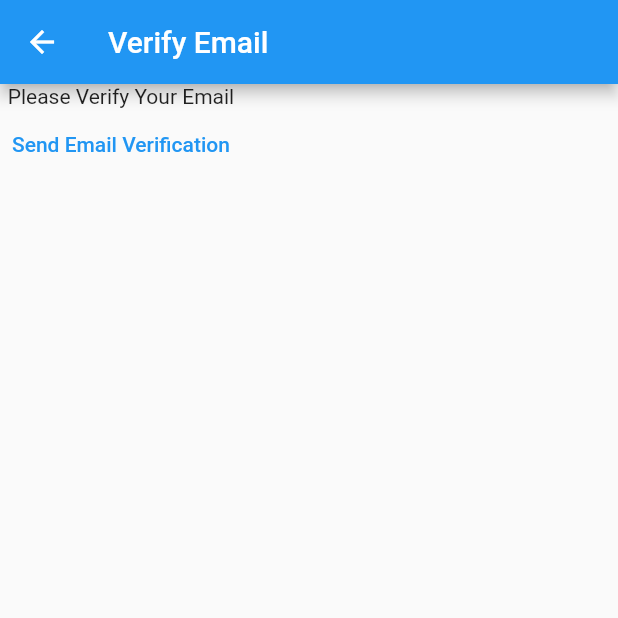
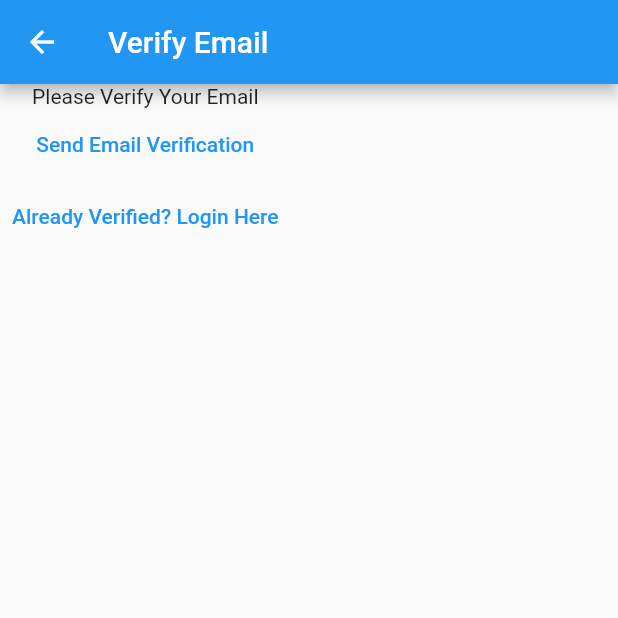
Before and after one commit to fabian-emmanuel/noteefy-flutter-app, a Flutter app: the VerifyEmailView screen opened directly, after a tap on "Send Email Verification", on a phone screen of 412 x 824 dp, the top half of it. Run offline on Flutter 3.47's test engine with Material 2 defaults, Android fonts, the phone set to English and light mode, and no system bars; our stand-ins replace firebase_auth, firebase_core; accounts and stored records are empty; network calls fail.

```diff
--- a/lib/views/home_page.dart
+++ b/lib/views/home_page.dart
@@ -3,6 +3,7 @@
 import 'package:firebase_core/firebase_core.dart';
 import 'package:flutter/material.dart';
 import 'package:noteefy/views/login_view.dart';
+import 'package:noteefy/views/notes_view.dart';
 import 'package:noteefy/views/verify_email_view.dart';
 
 import '../firebase_options.dart';
@@ -21,14 +22,13 @@
           final user = FirebaseAuth.instance.currentUser;
           if(user != null){
             if(user.emailVerified){
-              print('Email is Verified');
+              return const NotesView();
             } else {
               return const VerifyEmailView();
             }
           } else {
             return const LoginView();
           }
-          return const Text('Done!');
           default:
             return const CircularProgressIndicator();
         }
--- a/lib/views/login_view.dart
+++ b/lib/views/login_view.dart
@@ -70,7 +70,7 @@
           TextButton(
             onPressed: () {
               Navigator.of(context)
-                  .pushNamedAndRemoveUntil('/register/', (route) => false);
+                  .pushNamedAndRemoveUntil('/register/', (_) => false);
             },
             child: const Text('Not Registered? Register Here'),
           )
--- a/lib/views/register_view.dart
+++ b/lib/views/register_view.dart
@@ -77,7 +77,7 @@
           TextButton(
             onPressed: () {
               Navigator.of(context)
-                  .pushNamedAndRemoveUntil('/login/', (route) => false);
+                  .pushNamedAndRemoveUntil('/login/', (_) => false);
             },
             child: const Text('Already Registered? Login Here'),
           )
--- a/lib/views/verify_email_view.dart
+++ b/lib/views/verify_email_view.dart
@@ -12,14 +12,25 @@
   @override
   Widget build(BuildContext context) {
     return Scaffold(
-      appBar: AppBar(title: const Text('Verify Email'),),
+      appBar: AppBar(
+        title: const Text('Verify Email'),
+      ),
       body: Column(
         children: [
           const Text('Please Verify Your Email'),
-          TextButton(onPressed:() async {
-            final user = FirebaseAuth.instance.currentUser;
-            await user?.sendEmailVerification();
-          }, child: const Text('Send Email Verification'))
+          TextButton(
+              onPressed: () async {
+                final user = FirebaseAuth.instance.currentUser;
+                await user?.sendEmailVerification();
+              },
+              child: const Text('Send Email Verification')),
+          TextButton(
+            onPressed: () {
+              Navigator.of(context)
+                  .pushNamedAndRemoveUntil('/login/', (_) => false);
+            },
+            child: const Text('Already Verified? Login Here'),
+          )
         ],
       ),
     );
```
Also changed, not shown: lib/views/notes_view.dart (added, +72 -0 lines).
